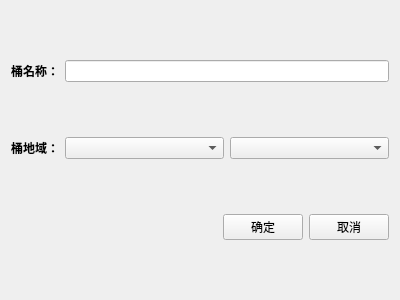
The window that qosbrowser/src/fend/uimain/createbucketdialog.ui (worldfunction4/QOS) describes before a commit, drawn with Qt 5.
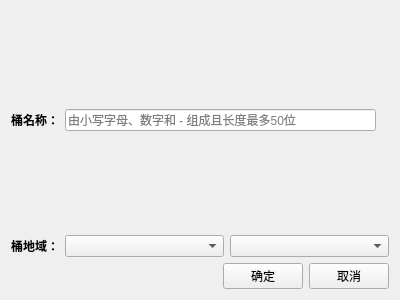
The same window after the commit. Custom widgets are drawn as their Qt base class.

Commit message:
fix(ui): 创建桶自动补账号编号，显示在输入框右边
- 重名检查缺了完全相等的判断，还会把短名误判成重名
- "-" 在两头时提示后没有 return，会继续创建

修改内容：
- 打开对话框时从已有桶名借账号编号，存进 appId_，用灰色标签显示在输入框右边
- bucket() 自动补上 "-账号编号"
- 重名检查加上完全相等的判断，编号要求至少 10 位数字
- qss 新增 style_font="tip" 灰色提示文字
- 搜索按钮的 Search.png 一起提交

附加：
- 腾讯云桶全名的格式是 名字-账号编号
- startsWith、mid 和 std::all_of 的配合用法
- 颜色放进 qss，以后换主题不用改代码

Patch:
```diff
--- a/qosbrowser/src/fend/uimain/createbucketdialog.ui
+++ b/qosbrowser/src/fend/uimain/createbucketdialog.ui
@@ -25,7 +25,22 @@
     </widget>
    </item>
    <item row="0" column="1">
-    <widget class="QLineEdit" name="lineName"/>
+    <layout class="QHBoxLayout" name="horizontalLayout_3">
+     <item>
+      <widget class="QLineEdit" name="lineName">
+       <property name="placeholderText">
+        <string>由小写字母、数字和 - 组成且长度最多50位</string>
+       </property>
+      </widget>
+     </item>
+     <item>
+      <widget class="QLabel" name="labelAppId">
+       <property name="text">
+        <string/>
+       </property>
+      </widget>
+     </item>
+    </layout>
    </item>
    <item row="1" column="0">
     <widget class="QLabel" name="labelLocation">
```
The commit also changes 3 other files.
